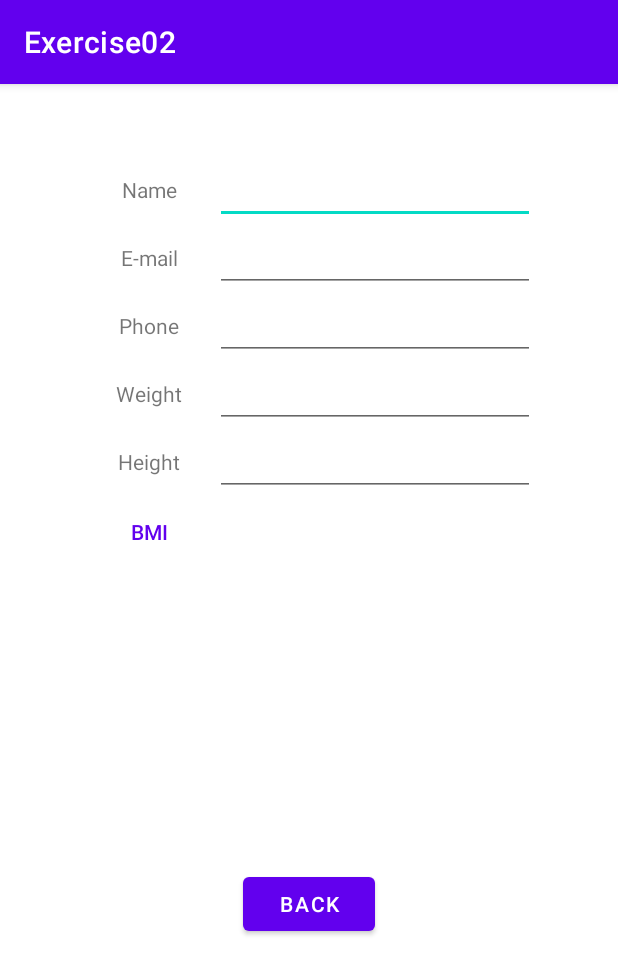
After one commit to Boguslawa-Tlolka/Android_uni_lab, an Android app: the DataActivity screen opened directly, with no data from a screen before it, on a phone screen of 412 x 824 dp. The commit adds this screen. Shown: the top 974 px of the screen. Run offline under Robolectric (Android 15) with nearby library versions, the phone set to English and light mode, and no system bars.

Commit message:
Add data activity

```diff
--- a/android_lab/ex_02_passing_data_intents/app/build.gradle
+++ b/android_lab/ex_02_passing_data_intents/app/build.gradle
@@ -39,6 +39,7 @@ dependencies {
     implementation 'androidx.appcompat:appcompat:1.4.1'
     implementation 'com.google.android.material:material:1.5.0'
     implementation 'androidx.constraintlayout:constraintlayout:2.1.3'
+    implementation 'androidx.gridlayout:gridlayout:1.0.0'
     testImplementation 'junit:junit:4.+'
     androidTestImplementation 'androidx.test.ext:junit:1.1.3'
     androidTestImplementation 'androidx.test.espresso:espresso-core:3.4.0'
--- a/android_lab/ex_02_passing_data_intents/app/src/main/AndroidManifest.xml
+++ b/android_lab/ex_02_passing_data_intents/app/src/main/AndroidManifest.xml
@@ -9,7 +9,8 @@
         android:roundIcon="@mipmap/ic_launcher_round"
         android:supportsRtl="true"
         android:theme="@style/Theme.Exercise02">
-        <activity android:name=".RelativeActivity"></activity>
+        <activity android:name=".DataActivity"></activity>
+        <activity android:name=".RelativeActivity" />
         <activity android:name=".ButtonsActivity" />
         <activity android:name=".MainActivity">
             <intent-filter>
--- /dev/null
+++ b/android_lab/ex_02_passing_data_intents/app/src/main/java/com/lab/android/exercise02/DataActivity.kt
@@ -0,0 +1,47 @@
+package com.lab.android.exercise02
+
+import android.content.Intent
+import androidx.appcompat.app.AppCompatActivity
+import android.os.Bundle
+import android.widget.Button
+import android.widget.EditText
+import android.widget.TextView
+import androidx.activity.result.ActivityResult
+import androidx.activity.result.contract.ActivityResultContracts
+
+class DataActivity : AppCompatActivity() {
+    override fun onCreate(savedInstanceState: Bundle?) {
+        super.onCreate(savedInstanceState)
+        setContentView(R.layout.activity_data)
+
+        val startForResult =
+            registerForActivityResult(ActivityResultContracts.StartActivityForResult()) { result: ActivityResult ->
+                if (result.resultCode == RESULT_OK) {
+                    val intent = result.data
+                    val i = intent?.getDoubleExtra("result", 0.0)
+                    if (i != null) {
+                        val resultTextView = findViewById<TextView>(R.id.resultTextView)
+                        resultTextView.text = String.format("%.1f", i)
+                    }
+                }
+            }
+
+        val bmiButton = findViewById<Button>(R.id.bmiButton)
+        val weightEditText = findViewById<EditText>(R.id.weightEditText)
+        val heightEditText = findViewById<EditText>(R.id.heightEditText)
+
+        bmiButton.setOnClickListener {
+            val weight: Double = weightEditText.text.toString().toDouble()
+            val height: Double = heightEditText.text.toString().toDouble()
+
+            val bundle = Bundle()
+            bundle.putDouble("weight", weight)
+            bundle.putDouble("height", height)
+
+            /*val intent = Intent(this, BMIActivity::class.java)
+            intent.putExtras(bundle)
+
+            startForResult.launch(intent)*/
+        }
+    }
+}
--- /dev/null
+++ b/android_lab/ex_02_passing_data_intents/app/src/main/res/layout/activity_data.xml
@@ -0,0 +1,152 @@
+<?xml version="1.0" encoding="utf-8"?>
+<ScrollView
+    xmlns:tools="http://schemas.android.com/tools"
+    xmlns:android="http://schemas.android.com/apk/res/android"
+    android:layout_width="match_parent"
+    android:layout_height="match_parent"
+    tools:layout_editor_absoluteX="384dp"
+    tools:layout_editor_absoluteY="77dp" >
+
+    <androidx.constraintlayout.widget.ConstraintLayout
+        xmlns:app="http://schemas.android.com/apk/res-auto"
+        android:layout_width="match_parent"
+        android:layout_height="wrap_content"
+        tools:context=".DataActivity">
+
+        <androidx.gridlayout.widget.GridLayout
+            android:id="@+id/grid"
+            android:layout_width="wrap_content"
+            android:layout_height="wrap_content"
+            android:layout_marginBottom="200dp"
+            app:layout_constraintBottom_toBottomOf="parent"
+            app:layout_constraintEnd_toEndOf="parent"
+            app:layout_constraintStart_toStartOf="parent"
+            app:layout_constraintTop_toTopOf="parent" >
+
+            <TextView
+                android:id="@+id/nameTextView"
+                android:layout_width="wrap_content"
+                android:layout_height="wrap_content"
+                android:text="@string/name"
+                app:layout_column="0"
+                app:layout_row="0"
+                app:layout_gravity="center"/>
+
+            <TextView
+                android:id="@+id/mailTextView"
+                android:layout_width="wrap_content"
+                android:layout_height="wrap_content"
+                android:text="@string/mail"
+                app:layout_column="0"
+                app:layout_row="1"
+                app:layout_gravity="center"/>
+
+            <TextView
+                android:id="@+id/phoneTextView"
+                android:layout_width="wrap_content"
+                android:layout_height="wrap_content"
+                android:text="@string/phone"
+                app:layout_column="0"
+                app:layout_row="3"
+                app:layout_gravity="center"/>
+
+            <TextView
+                android:id="@+id/weightTextView"
+                android:layout_width="wrap_content"
+                android:layout_height="wrap_content"
+                android:text="@string/weight"
+                app:layout_column="0"
+                app:layout_row="4"
+                app:layout_gravity="center"/>
+
+            <TextView
+                android:id="@+id/heightTextView"
+                android:layout_width="wrap_content"
+                android:layout_height="wrap_content"
+                android:text="@string/height"
+                app:layout_column="0"
+                app:layout_row="5"
+                app:layout_gravity="center"/>
+
+            <EditText
+                android:id="@+id/nameEditText"
+                android:layout_width="wrap_content"
+                android:layout_height="wrap_content"
+                android:ems="10"
+                android:inputType="text"
+                app:layout_column="1"
+                app:layout_row="0" />
+
+            <EditText
+                android:id="@+id/mailEditText"
+                android:layout_width="wrap_content"
+                android:layout_height="wrap_content"
+                android:ems="10"
+                android:inputType="textEmailAddress"
+                app:layout_column="1"
+                app:layout_row="1" />
+
+
+            <EditText
+                android:id="@+id/phoneEditText"
+                android:layout_width="wrap_content"
+                android:layout_height="wrap_content"
+                android:ems="10"
+                android:inputType="phone"
+                app:layout_column="1"
+                app:layout_row="3" />
+
+            <EditText
+                android:id="@+id/weightEditText"
+                android:layout_width="wrap_content"
+                android:layout_height="wrap_content"
+                android:ems="10"
+                android:inputType="numberDecimal"
+                app:layout_column="1"
+                app:layout_row="4" />
+
+            <EditText
+                android:id="@+id/heightEditText"
+                android:layout_width="wrap_content"
+                android:layout_height="wrap_content"
+                android:ems="10"
+                android:inputType="numberDecimal"
+                app:layout_column="1"
+                app:layout_row="5" />
+
+            <Button
+                android:id="@+id/bmiButton"
+                android:layout_width="wrap_content"
+                android:layout_height="wrap_content"
+                android:text="@string/bmi"
+                android:textColor="@color/purple_500"
+                app:layout_column="0"
+                app:layout_row="6"
+                style="@style/Widget.AppCompat.Button.Borderless"/>
+
+            <TextView
+                android:id="@+id/resultTextView"
+                android:layout_width="200dp"
+                android:layout_height="wrap_content"
+                android:gravity="center"
+                app:layout_column="1"
+                app:layout_row="6" />
+
+        </androidx.gridlayout.widget.GridLayout>
+
+        <Button
+            android:id="@+id/backButton"
+            android:layout_width="wrap_content"
+            android:layout_height="wrap_content"
+            android:text="@string/back"
+            android:layout_marginTop="200dp"
+            android:onClick="finishActivity"
+            android:clickable="true"
+            android:focusable="true"
+            app:layout_constraintBottom_toBottomOf="parent"
+            app:layout_constraintEnd_toEndOf="parent"
+            app:layout_constraintTop_toBottomOf="@id/grid"
+            app:layout_constraintStart_toStartOf="parent" />
+
+    </androidx.constraintlayout.widget.ConstraintLayout>
+</ScrollView>
--- a/android_lab/ex_02_passing_data_intents/app/src/main/res/values/strings.xml
+++ b/android_lab/ex_02_passing_data_intents/app/src/main/res/values/strings.xml
@@ -13,4 +13,9 @@
     <string name="no_picture">No picture</string>
     <string name="visible">Text visible</string>
     <string name="invisible">Text invisible</string>
+    <string name="name">Name</string>
+    <string name="mail">E-mail</string>
+    <string name="phone">Phone</string>
+    <string name="weight">Weight</string>
+    <string name="height">Height</string>
 </resources>
```
